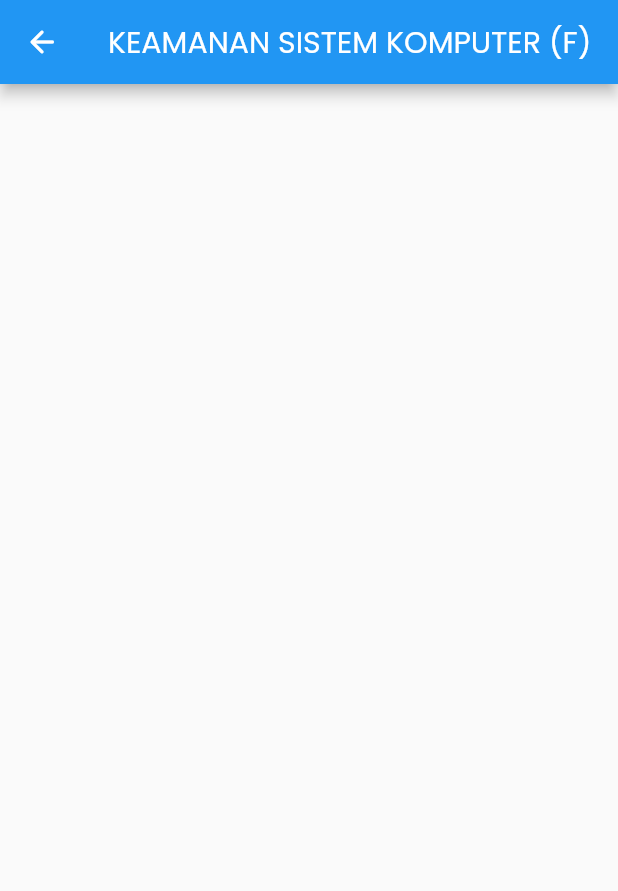
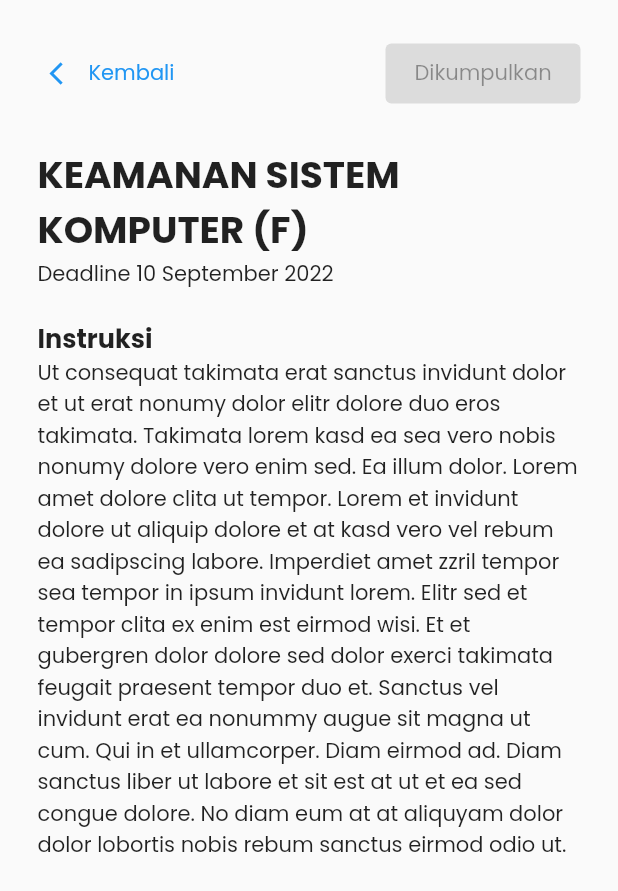
Before and after one commit to adanngrha/study_up, a Flutter app: the DetailTurnedWeb screen opened directly with sample values from the repository, on a phone screen of 412 x 824 dp. Shown: the top 891 px of the screen. Run offline on Flutter 3.47's test engine with Material 2 defaults, Android fonts, the phone set to English and light mode, and no system bars; statements that could not run were skipped.

Commit message:
app functionality done

```diff
--- a/lib/model/assigned_assignment.dart
+++ b/lib/model/assigned_assignment.dart
@@ -21,18 +21,21 @@ var assignedAssignmentList = [
       course: courseList[3].name,
       title: 'Project Java GUI',
       room: courseList[3].room,
-      instructions: 'Kerjakan Semuanya',
-      due: '17 September 2022'),
+      instructions:
+          'Kasd sea tempor vulputate gubergren takimata cum eirmod et nisl duis dolores justo liber duo at facilisis minim lobortis. Et accumsan et autem magna vero. Est aliquyam takimata justo dolor illum dolor augue et dolore duo. Praesent ut diam eos invidunt ex est sea lobortis consetetur suscipit ut stet dolores lorem. Consequat tempor eos feugait velit et ipsum elitr. Magna consetetur et ipsum takimata duo nonumy veniam voluptua. Et sed amet minim erat dolor et tempor kasd accumsan sed ipsum qui ea nihil kasd clita dolores. Ipsum dolores liber duis lorem gubergren consetetur eirmod sed vel no et in. Diam in augue dolor diam consetetur amet et sed velit duo nisl sed et blandit nonumy eum facilisi molestie. Nisl vero erat enim dignissim nam justo sanctus no no odio et volutpat eirmod gubergren kasd lorem sadipscing. Elitr sadipscing dolor eirmod justo sed. Magna qui lobortis sit et ea nibh. Elit et sadipscing et dolores labore at nostrud veniam in ea. Ut diam lorem facilisi diam accusam. Nonummy no sit ea. Invidunt nonumy dolore amet sit vero iriure duo feugiat consetetur nulla diam dolor consequat sadipscing accusam illum minim. Aliquam eirmod cum kasd. Hendrerit stet diam rebum praesent ipsum facilisis eu. Dolore ipsum kasd consetetur at eros.',
+      due: '10 September 2022'),
   AssignedAssignment(
       course: courseList[5].name,
       title: 'Resume AI',
       room: courseList[5].room,
-      instructions: 'Kerjakan Semuanya',
-      due: '10 Agustus 2022'),
+      instructions:
+          'Consetetur dolore sea esse invidunt esse. Vel ea invidunt sadipscing. Eirmod amet eum iusto dolor dolores nibh augue eros duis odio. Ipsum minim sit tempor vero ipsum amet eleifend diam sadipscing est amet no clita sadipscing. Diam vel augue et sit diam aliquip enim consequat sit et. Iriure kasd consetetur amet sea feugait adipiscing in odio ea. Et vero ut diam sed sed feugiat sadipscing facer vero et dolore. Tempor invidunt et rebum clita ut no takimata nihil magna est lorem ea no et dolor clita stet. Luptatum ut zzril imperdiet. Consequat gubergren vero et sea et consectetuer. Erat aliquyam no in amet ut facilisis et vulputate liber cum ut. Eirmod at magna accusam esse sed molestie. Dolores sed hendrerit dolore lorem erat qui vero eum lorem wisi sed quis magna.',
+      due: '17 Agustus 2022'),
   AssignedAssignment(
       course: courseList[4].name,
       title: 'Project Web',
       room: courseList[4].room,
-      instructions: 'Kerjakan Semuanya',
+      instructions:
+          'Wisi dolor kasd laoreet sanctus. Autem clita kasd magna dolor. Duis id tempor aliquam gubergren eos augue dolor molestie dolores. Facilisi gubergren erat magna iusto eirmod consetetur sit invidunt laoreet. Nisl consequat duo sit sit iriure lorem feugiat dolor et magna ut dolor ipsum dolore. Rebum eirmod takimata et magna. Vulputate ex minim doming doming sed eos. Dignissim dolore no dolore eirmod sit aliquip zzril nam accusam tempor gubergren. Kasd gubergren vero dolore dolores sed aliquyam autem. Feugiat mazim labore lorem amet. Lorem nonumy dolor takimata lobortis aliquyam velit labore voluptua dolore kasd nibh et. Magna tempor et eirmod rebum voluptua consetetur lorem facilisis. Consequat at duo clita dolor dolores ipsum et vel vero duo praesent eos commodo dolore eos. Et duis illum sanctus. Vero ipsum diam in dolor sit sed vero est nulla. Qui facilisi in stet accumsan dolore vero labore sed consetetur lorem lorem et autem magna.',
       due: '30 November 2022')
 ];
--- a/lib/model/turned_assignment.dart
+++ b/lib/model/turned_assignment.dart
@@ -21,12 +21,14 @@ var turnedAssignmentList = [
       course: courseList[9].name,
       title: 'Tugas 3',
       room: courseList[5].room,
-      instructions: 'Kerjakan Semuanya',
+      instructions:
+          'Ut consequat takimata erat sanctus invidunt dolor et ut erat nonumy dolor elitr dolore duo eros takimata. Takimata lorem kasd ea sea vero nobis nonumy dolore vero enim sed. Ea illum dolor. Lorem amet dolore clita ut tempor. Lorem et invidunt dolore ut aliquip dolore et at kasd vero vel rebum ea sadipscing labore. Imperdiet amet zzril tempor sea tempor in ipsum invidunt lorem. Elitr sed et tempor clita ex enim est eirmod wisi. Et et gubergren dolor dolore sed dolor exerci takimata feugait praesent tempor duo et. Sanctus vel invidunt erat ea nonummy augue sit magna ut cum. Qui in et ullamcorper. Diam eirmod ad. Diam sanctus liber ut labore et sit est at ut et ea sed congue dolore. No diam eum at at aliquyam dolor dolor lobortis nobis rebum sanctus eirmod odio ut.',
       due: '10 September 2022'),
   TurnedAssignment(
       course: courseList[6].name,
       title: 'Tugas 4',
       room: courseList[5].room,
-      instructions: 'Kerjakan Semuanya',
+      instructions:
+          'Duo sed laoreet ea sed aliquyam aliquyam et sit. Rebum sanctus eos erat amet amet. Tempor facilisi et et ipsum dolor eirmod elitr feugiat dolore sit exerci ea tempor sed erat. Nonumy ut elitr accusam aliquyam takimata eu euismod vel vero eirmod labore. Et justo dignissim sit qui et in est ipsum. Ipsum takimata dolore ipsum erat tempor dolor. Ut labore velit nonumy sadipscing dolor amet diam labore no minim illum eos. Sea ut eu dolore lorem commodo duo no velit. Ea ipsum nonumy autem enim at dolor dolore justo et et amet amet et amet gubergren qui stet justo. Velit diam sea ipsum et stet sit ipsum laoreet. Qui voluptua nonumy velit dolor in sanctus sit facilisi at takimata dolores feugiat lorem lorem takimata nonumy. Odio nibh et eos nonumy sadipscing amet dolore sit et magna tempor ullamcorper lorem te hendrerit ea consetetur. Tincidunt euismod lorem aliquam et est amet ut at. Est lorem consetetur eos hendrerit diam sadipscing consetetur dolor invidunt. Sed iusto amet esse justo lorem lorem ipsum et eirmod qui est et erat invidunt et takimata. Enim amet molestie lorem consetetur diam dolores est illum stet diam et sed eirmod sea in. Accusam diam tempor stet dolor et accusam praesent praesent invidunt dolores at. Diam amet tempor amet consequat elitr.',
       due: '10 September 2022')
 ];
--- a/lib/screens/assignment/detail_returned_assignment.dart
+++ b/lib/screens/assignment/detail_returned_assignment.dart
@@ -83,15 +83,52 @@ class _DetailTurnedWebState extends State<DetailTurnedWeb> {
   @override
   Widget build(BuildContext context) {
     return Scaffold(
-      appBar: AppBar(
-          leading: IconButton(
-            icon: Icon(Icons.arrow_back_rounded),
-            onPressed: () {
-              Navigator.pop(context);
-            },
-          ),
-          title: Text(
-              widget.assignment.course + ' (' + widget.assignment.room + ')')),
+      body: SafeArea(
+        child: Column(
+          crossAxisAlignment: CrossAxisAlignment.start,
+          children: [
+            Container(
+              margin: EdgeInsets.all(25.0),
+              child: Row(
+                mainAxisAlignment: MainAxisAlignment.spaceBetween,
+                children: [
+                  TextButton.icon(
+                    onPressed: () {
+                      Navigator.pop(context);
+                    },
+                    icon: Icon(Icons.arrow_back_ios, size: 18),
+                    label: Text("Kembali"),
+                  ),
+                  ElevatedButton(
+                    style: ElevatedButton.styleFrom(
+                        fixedSize: const Size(130, 40)),
+                    onPressed: null,
+                    child: const Text('Dikumpulkan'),
+                  ),
+                ],
+              ),
+            ),
+            Container(
+              margin: EdgeInsets.symmetric(horizontal: 25.0),
+              child: Text(
+                widget.assignment.course + ' (' + widget.assignment.room + ')',
+                style: TextStyle(fontWeight: FontWeight.bold, fontSize: 25),
+              ),
+            ),
+            Container(
+                margin: EdgeInsets.symmetric(horizontal: 25.0),
+                child: Text('Deadline ' + widget.assignment.due)),
+            Container(
+                margin: EdgeInsets.only(top: 20, left: 25, right: 25),
+                child: Text('Instruksi',
+                    style:
+                        TextStyle(fontWeight: FontWeight.bold, fontSize: 17))),
+            Container(
+                margin: EdgeInsets.symmetric(horizontal: 25.0),
+                child: Text(widget.assignment.instructions)),
+          ],
+        ),
+      ),
     );
   }
 }
--- a/lib/screens/class/detail_class.dart
+++ b/lib/screens/class/detail_class.dart
@@ -188,6 +188,7 @@ class _DetailClassWebState extends State<DetailClassWeb> {
                                 onPressed: () {
                                   Navigator.pop(context);
                                 },
+                                style: ElevatedButton.styleFrom(fixedSize: Size(150, 40)),
                                 icon: Icon(
                                   Icons.arrow_back_rounded,
                                   size: 24.0,
```
Also changed, not shown: lib/screens/assignment/detail_assigned_assignment.dart (+49 -14 lines).
